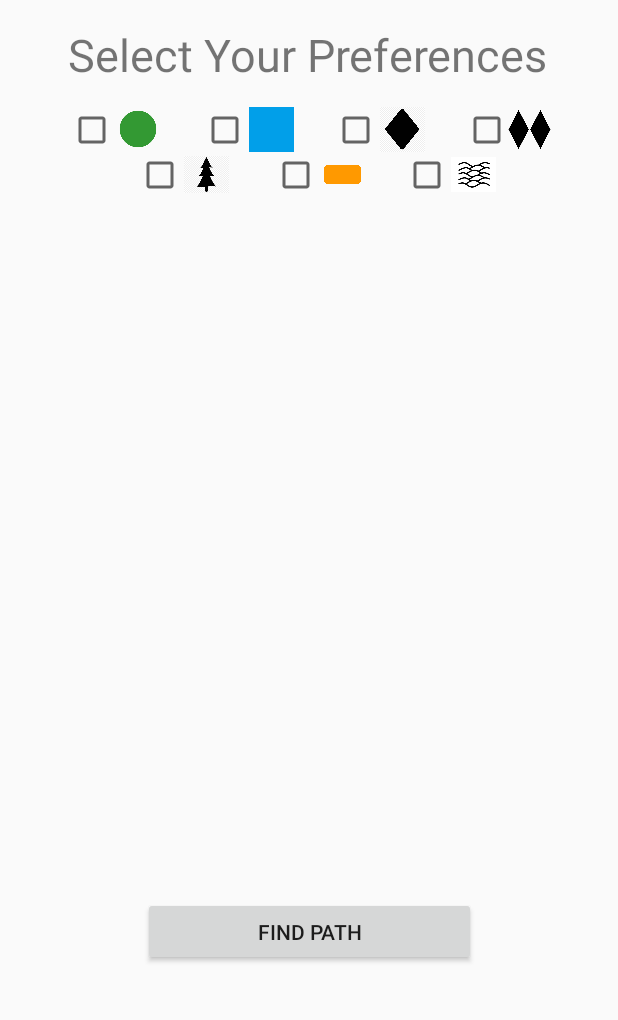
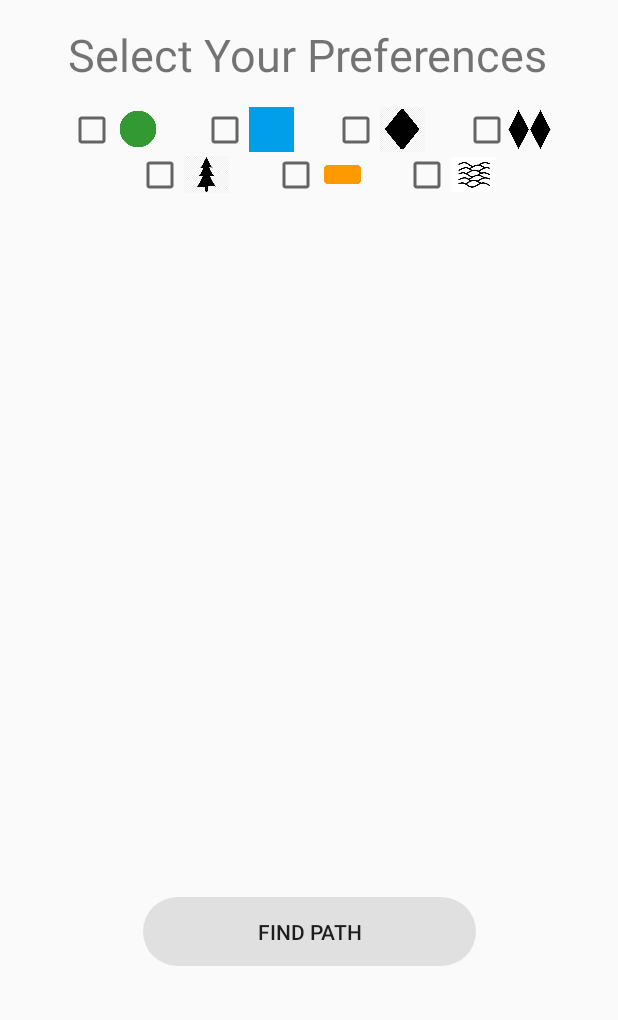
Before and after one commit to Madrugaur/skimap, an Android app: the screen it shows after launch (MainActivity), on a phone screen of 412 x 824 dp, the part 216-1236 px from its top. Run offline under Robolectric (Android 15) with nearby library versions, the phone set to English and light mode, and no system bars; 7 statements that could not run were skipped.

Commit message:
implemented new custom button style

```diff
--- a/app/src/main/java/com/example/skimap/MainActivity.java
+++ b/app/src/main/java/com/example/skimap/MainActivity.java
@@ -24,7 +24,8 @@ public class MainActivity extends AppCompatActivity {
         super.onCreate(savedInstanceState);
         setContentView(R.layout.activity_main);
         skimap = new SkiMap(this, "jakesmtn");
-        ((Button)findViewById(R.id.btnFindPath)).setOnClickListener(new View.OnClickListener() {
+        final Button findpathButton  = (Button)findViewById(R.id.btnFindPath);
+        findpathButton.setOnClickListener(new View.OnClickListener() {
             @Override
             public void onClick(View v) {
                 byte userp = packbits();
--- /dev/null
+++ b/app/src/main/res/drawable/rounded_button_background.xml
@@ -0,0 +1,17 @@
+<?xml version="1.0" encoding="utf-8"?>
+<shape xmlns:android="http://schemas.android.com/apk/res/android" >
+
+    <gradient
+        android:angle="0"
+        android:startColor="@color/button_background_color"
+        android:endColor="@color/button_background_color"
+
+        />
+    <size
+        android:height="46dp"
+        android:width="222dp"
+        />
+    <corners
+        android:radius="40dp"
+        />
+</shape>
--- /dev/null
+++ b/app/src/main/res/drawable/rounded_button_background_pressed.xml
@@ -0,0 +1,17 @@
+<?xml version="1.0" encoding="utf-8"?>
+<shape xmlns:android="http://schemas.android.com/apk/res/android" >
+
+    <gradient
+        android:angle="0"
+        android:startColor="@color/button_background_color_pressed"
+        android:endColor="@color/button_background_color_pressed"
+
+        />
+    <size
+        android:height="46dp"
+        android:width="222dp"
+        />
+    <corners
+        android:radius="40dp"
+        />
+</shape>
--- /dev/null
+++ b/app/src/main/res/drawable/skimap_button.xml
@@ -0,0 +1,6 @@
+<?xml version="1.0" encoding="utf-8"?>
+<selector xmlns:android="http://schemas.android.com/apk/res/android">
+    <item android:drawable="@drawable/rounded_button_background_pressed" android:state_pressed="true"/>
+    <item android:drawable="@drawable/rounded_button_background_pressed" android:state_focused="true"/>
+    <item android:drawable="@drawable/rounded_button_background"/>
+</selector>
--- a/app/src/main/res/layout/activity_main.xml
+++ b/app/src/main/res/layout/activity_main.xml
@@ -164,7 +164,9 @@
         android:text="@string/find_path"
         app:layout_constraintBottom_toBottomOf="parent"
         app:layout_constraintEnd_toEndOf="parent"
-        app:layout_constraintStart_toStartOf="parent" />
+        app:layout_constraintStart_toStartOf="parent"
+        android:background="@drawable/skimap_button"
+        style="@style/Widget.AppCompat.Button.Borderless"/>
 
 
 
--- a/app/src/main/res/values/colors.xml
+++ b/app/src/main/res/values/colors.xml
@@ -3,4 +3,6 @@
     <color name="colorPrimary">#000000</color>
     <color name="colorPrimaryDark">#000000</color>
     <color name="colorAccent">#000000</color>
+    <color name="button_background_color">#E0E0E0</color>
+    <color name="button_background_color_pressed">#757575</color>
 </resources>
```
